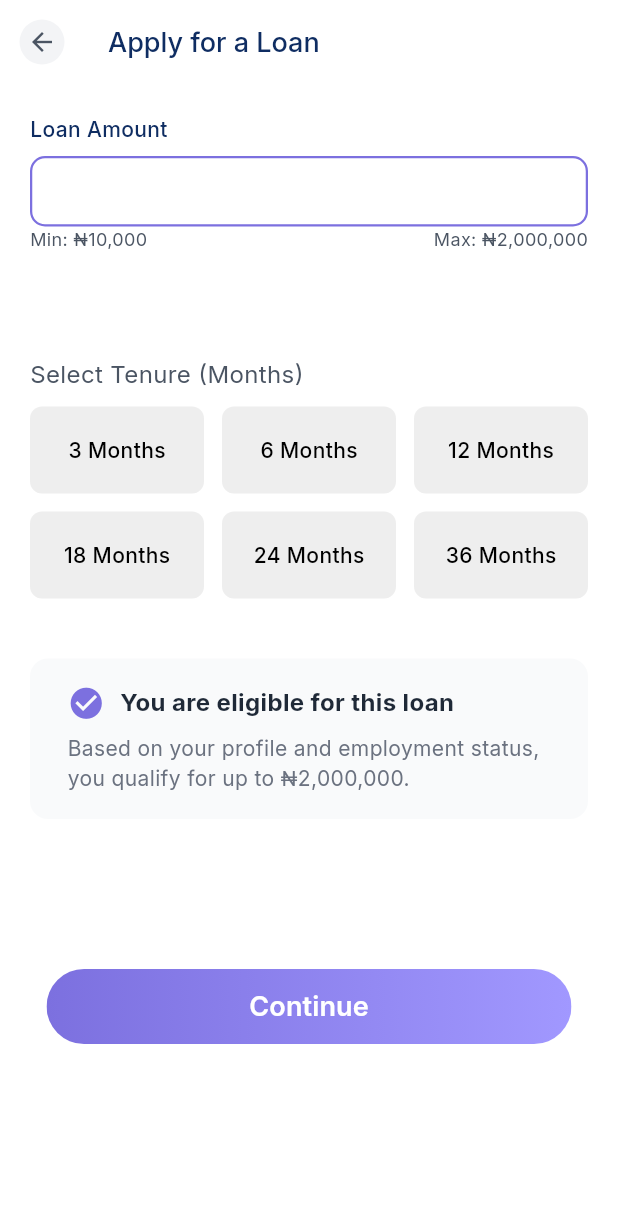
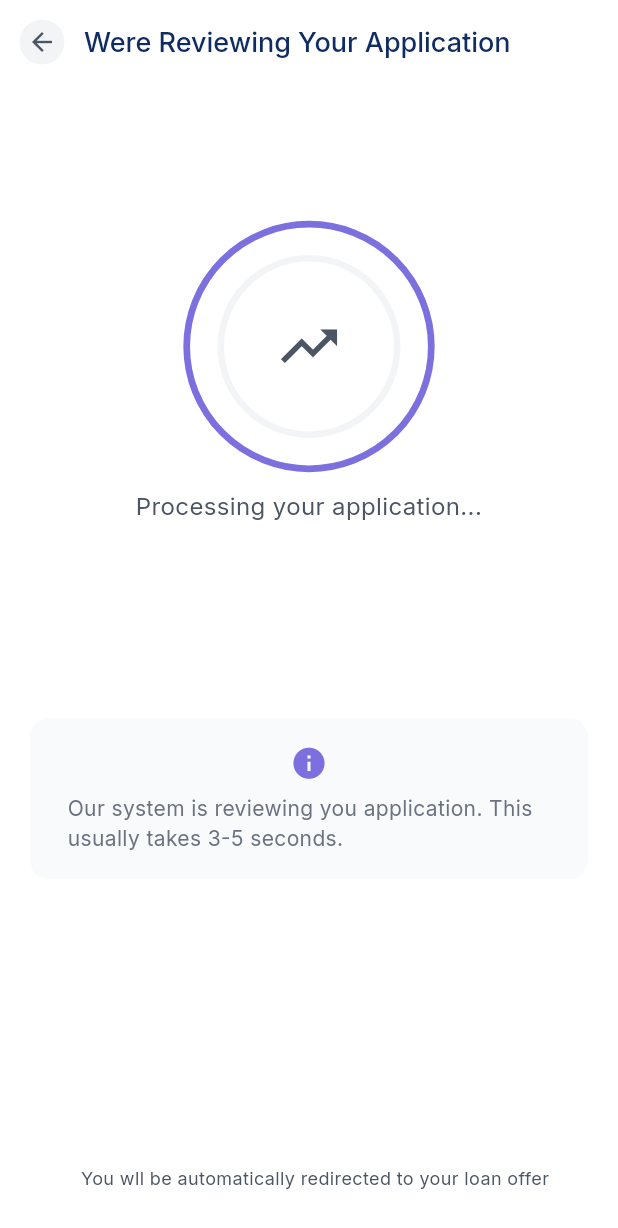
Before and after one commit to samsadeyemo/pcsloanamobilepp, a Flutter app: the ApplyForLoan screen opened by its route, after a tap on "Continue", on a phone screen of 412 x 824 dp. Shown: the top 1228 px of the screen. Run offline on Flutter 3.47's test engine with Material 3 defaults, Android fonts, the light colour scheme and no system bars; our stand-ins replace flutter_dotenv, flutter_riverpod, go_router, shared_preferences; accounts and stored records are empty; project files that could hold a hidden picture were left out.

Commit message:
Add Review Application Screen

```diff
--- a/lib/app/routes/app_router.dart
+++ b/lib/app/routes/app_router.dart
@@ -10,6 +10,7 @@ import 'package:pcsloan/features/dashboard/presentation/active_loan_screen.dart'
 import 'package:pcsloan/features/dashboard/presentation/loan_redirect_screen.dart';
 import 'package:pcsloan/features/dashboard/presentation/no_loan_screen.dart';
 import 'package:pcsloan/features/loan_application/presentation/apply_for_loan.dart';
+import 'package:pcsloan/features/loan_application/presentation/loan_status_screen.dart';
 import 'package:pcsloan/features/password_management/presentation/forget_password_screen.dart';
 import 'package:pcsloan/features/password_management/presentation/password_changed_success_screen.dart';
 import 'package:pcsloan/features/password_management/presentation/verify_otp_screen.dart';
@@ -84,7 +85,11 @@ final GoRouter router = GoRouter(
     GoRoute(
       path: '/loan_application',
       builder:(context, state) => const ApplyForLoan(),
-    )
+    ),
+    GoRoute(
+      path: '/Loan-status-screen',
+      builder: (context, state) => const LoanStatusScreen(),
+      )
 
 
 
--- a/lib/features/loan_application/presentation/apply_for_loan.dart
+++ b/lib/features/loan_application/presentation/apply_for_loan.dart
@@ -175,7 +175,7 @@ Align(
                       ),
                       child: Column(
                         crossAxisAlignment: CrossAxisAlignment.start,
-                        children:  [
+                        children: [
                           Row(
                             children: [
                               Icon(
@@ -217,12 +217,11 @@ Align(
                       text: "Continue",
                       size: 18,
                       onPressed: () {
-                          context.go("/loan_application");
+                        context.go("/Loan-status-screen");
                       },
                     ),
                   ),
                 ),
-
               ],
             ),
           ),
--- /dev/null
+++ b/lib/features/loan_application/presentation/loan_loading_indicator.dart
@@ -0,0 +1,117 @@
+import 'package:flutter/material.dart';
+
+class DualRingSpinner extends StatefulWidget {
+  final IconData icon;
+  final String message;
+  final double size;
+
+  const DualRingSpinner({
+    super.key,
+    this.icon = Icons.show_chart,
+    this.message = "Fetching the best loan for you...",
+    this.size = 100,
+  });
+
+  @override
+  State<DualRingSpinner> createState() => _DualRingSpinnerState();
+}
+
+class _DualRingSpinnerState extends State<DualRingSpinner>
+    with TickerProviderStateMixin {
+  late AnimationController _outerController;
+  late AnimationController _innerController;
+  late Animation<double> _outerScale;
+  late Animation<double> _innerScale;
+
+  @override
+  void initState() {
+    super.initState();
+
+    _outerController = AnimationController(
+      duration: const Duration(seconds: 2),
+      vsync: this,
+    );
+
+    _innerController = AnimationController(
+      duration: const Duration(seconds: 3),
+      vsync: this,
+    );
+
+    _outerScale = Tween<double>(begin: 1.0, end: 1.2).animate(
+      CurvedAnimation(parent: _outerController, curve: Curves.easeInOut),
+    );
+
+    _innerScale = Tween<double>(begin: 1.0, end: 1.3).animate(
+      CurvedAnimation(parent: _innerController, curve: Curves.easeInOut),
+    );
+
+    _outerController.repeat(reverse: true);
+    _innerController.repeat(reverse: true);
+  }
+
+  @override
+  void dispose() {
+    _outerController.dispose();
+    _innerController.dispose();
+    super.dispose();
+  }
+
+  @override
+  Widget build(BuildContext context) {
+    final double ringWidth = 4;
+
+    return Column(
+      mainAxisSize: MainAxisSize.min,
+      children: [
+        Stack(
+          alignment: Alignment.center,
+          children: [
+            ScaleTransition(
+              scale: _outerScale,
+              child: Container(
+                width: widget.size,
+                height: widget.size,
+                decoration: BoxDecoration(
+                  shape: BoxShape.circle,
+                  border: Border.all(
+                    color: const Color(0xff7C70DF), // Purple
+                    width: ringWidth,
+                  ),
+                ),
+              ),
+            ),
+            ScaleTransition(
+              scale: _innerScale,
+              child: Container(
+                width: widget.size * 0.75,
+                height: widget.size * 0.75,
+                decoration: BoxDecoration(
+                  shape: BoxShape.circle,
+                  border: Border.all(
+                    color: const Color(0xffF3F4F6), // Grey
+                    width: ringWidth,
+                  ),
+                ),
+              ),
+            ),
+            Icon(
+              widget.icon,
+              size: widget.size * 0.3,
+              color: const Color(0xff4B5563),
+            ),
+          ],
+        ),
+        const SizedBox(height: 20),
+        Text(
+          widget.message,
+          style: const TextStyle(
+            fontSize: 16,
+            color: Color(0xff4B5563),
+            fontWeight: FontWeight.w400,
+          ),
+          textAlign: TextAlign.center,
+        ),
+      ],
+    );
+  }
+}
--- /dev/null
+++ b/lib/features/loan_application/presentation/loan_status_screen.dart
@@ -0,0 +1,137 @@
+import 'package:flutter/material.dart';
+import 'package:flutter_riverpod/flutter_riverpod.dart';
+import 'package:pcsloan/features/loan_application/presentation/loan_loading_indicator.dart';
+
+class LoanStatusScreen extends ConsumerStatefulWidget {
+  const LoanStatusScreen({super.key});
+  @override
+  ConsumerState<LoanStatusScreen> createState() => _LoanStatusScreen();
+}
+
+class _LoanStatusScreen extends ConsumerState<LoanStatusScreen> {
+  @override
+  Widget build(BuildContext context) {
+    return Scaffold(
+      appBar: AppBar(
+        leading: SizedBox(
+          width: 40,
+          child: Center(
+            child: Container(
+              width: 30,
+              height: 30,
+              decoration: BoxDecoration(
+                shape: BoxShape.circle,
+                color: const Color(0xffF3F4F6),
+              ),
+              child: Center(
+                child: FittedBox(
+                  child: Icon(
+                    Icons.arrow_back_sharp,
+                    size: 20,
+                    color: Color(0xff4B5563),
+                  ),
+                ),
+              ),
+            ),
+          ),
+        ),
+        backgroundColor: Color(0xffFFFFFF),
+        titleSpacing: 0,
+        title: Text(
+          'Were Reviewing Your Application',
+          style: TextStyle(
+            fontSize: 18,
+            color: Color(0xff0F2D62),
+            fontFamily: 'Inter',
+            fontWeight: FontWeight.w500,
+          ),
+        ),
+      ),
+      backgroundColor: Color(0xffFFFFFF),
+      body: Padding(
+              padding: const EdgeInsets.all(20),
+      child: Column(
+
+
+        children: [
+          SizedBox(height: 80),
+          Align(
+            alignment: Alignment.center,
+            child: DualRingSpinner(
+              message: "Processing your application...",
+              icon: Icons.trending_up_outlined,
+              size: 150,
+            ),
+          ),
+
+          SizedBox(
+            height: 90,
+            ),
+                Align(
+                  alignment: Alignment.center,
+                  child: Padding(
+                    padding: EdgeInsets.only(top: 40),
+                    child: Container(
+                      padding: const EdgeInsets.symmetric(
+                        horizontal: 24,
+                        vertical: 16,
+                      ),
+                      decoration: BoxDecoration(
+                        color: const Color(0xFFF9FAFB),
+                        borderRadius: BorderRadius.circular(12),
+                        border: Border.all(color: Colors.transparent),
+                      ),
+                      child: Column(
+                        crossAxisAlignment: CrossAxisAlignment.start,
+                        children: [
+                           Align(
+                                alignment: Alignment.center,
+                                child: Icon(
+                                Icons.info,
+                                size: 25,
+                                color: Color(0xff7C70DF),
+                              ),
+                              ),
+
+                          SizedBox(height: 8),
+                          Text(
+                            'Our system is reviewing you application. This usually takes 3-5 seconds.',
+                            style: TextStyle(
+                              fontSize: 14,
+                              color: Color(0xFF6B7280),
+                            ),
+                          ),
+                        ],
+                      ),
+                    ),
+                  ),
+                ),
+
+
+                Spacer(),
+                Align(
+                  alignment: Alignment.bottomCenter,
+                  child: Padding(
+                    padding: const EdgeInsets.only(bottom: 10),
+                    child: Row(
+                      mainAxisAlignment: MainAxisAlignment.center,
+                      children: [
+                        SizedBox(width: 8),
+                        Text(
+                          "You wll be automatically redirected to your loan offer",
+                          style: TextStyle(
+                            color: Color(0xff4B5563),
+                            fontSize: 12,
+                          ),
+                        ),
+                      ],
+                    ),
+                  ),
+                ),
+
+        ],
+      ),
+      ),
+    );
+  }
+}
```
Lines whose indentation alone changed are shown as unchanged.
